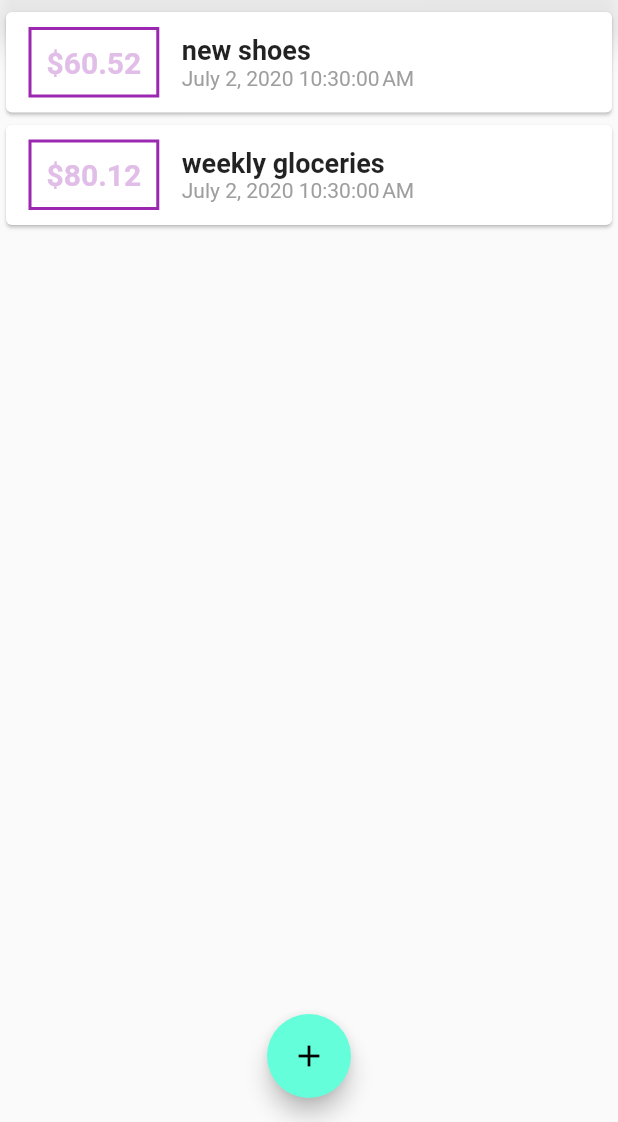
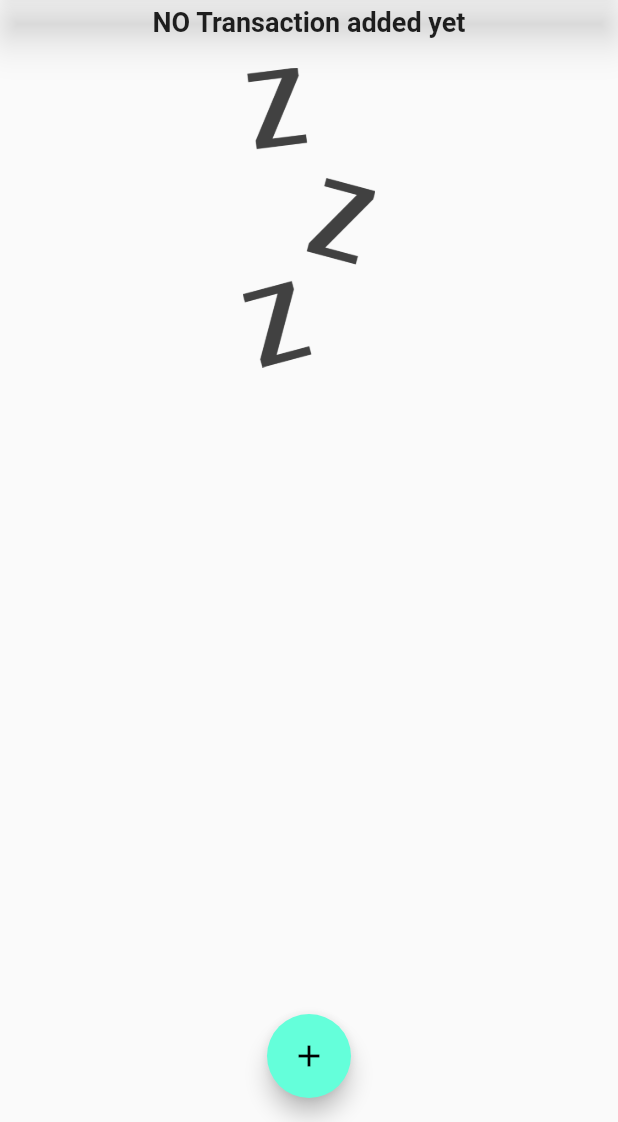
Before and after one commit to channaveerayya/ExpenseTracker, a Flutter app: the screen it shows after launch, on a phone screen of 412 x 824 dp, the part 114-1236 px from its top. Run offline on Flutter 3.47's test engine with Material 2 defaults, Android fonts, the phone set to English and light mode, and no system bars; Roboto replaces fonts that are missing (OpneSans).

```diff
--- a/lib/main.dart
+++ b/lib/main.dart
@@ -45,13 +45,13 @@ class MyHomePage extends StatefulWidget {
 
 class _MyHomePageState extends State<MyHomePage> {
   final List<Transaction> _userTransactions = [
-    Transaction(
-        id: 't1', title: 'new shoes', amount: 60.52, date: DateTime.now()),
-    Transaction(
-        id: 't2',
-        title: 'weekly gloceries',
-        amount: 80.12,
-        date: DateTime.now())
+    // Transaction(
+    //     id: 't1', title: 'new shoes', amount: 60.52, date: DateTime.now()),
+    // Transaction(
+    //     id: 't2',
+    //     title: 'weekly gloceries',
+    //     amount: 80.12,
+    //     date: DateTime.now())
   ];
   void _addNewtransaction(String txTitle, double txAmount) {
     final newTx = Transaction(
--- a/lib/widgets/transaction_list.dart
+++ b/lib/widgets/transaction_list.dart
@@ -9,7 +9,26 @@ class TransactionList extends StatelessWidget {
   Widget build(BuildContext context) {
     return Container(
       height: 300,
-      child: ListView.builder(
+      child: transactions.isEmpty
+          ? Column(
+              children: <Widget>[
+                Text(
+                  'NO Transaction added yet',
+                  style: Theme.of(context).textTheme.title,
+                ),
+                SizedBox(
+                  height: 20,
+                ),
+                Container(
+                  height: 200,
+                  child: Image.asset(
+                    'assets/images/waiting.png',
+                    fit: BoxFit.cover,
+                  ),
+                ),
+              ],
+            )
+          : ListView.builder(
               itemBuilder: (context, index) {
                 return Card(
                   child: Row(
--- a/pubspec.yaml
+++ b/pubspec.yaml
@@ -46,8 +46,8 @@ flutter:
   uses-material-design: true
 
   # To add assets to your application, add an assets section, like this:
-  # assets:
-  #   - images/a_dot_burr.jpeg
+  assets:
+    - assets/images/waiting.png
   #   - images/a_dot_ham.jpeg
 
   # An image asset can refer to one or more resolution-specific "variants", see
```
Also changed, not shown: assets/images/waiting.png (added). Lines whose indentation alone changed are shown as unchanged.
